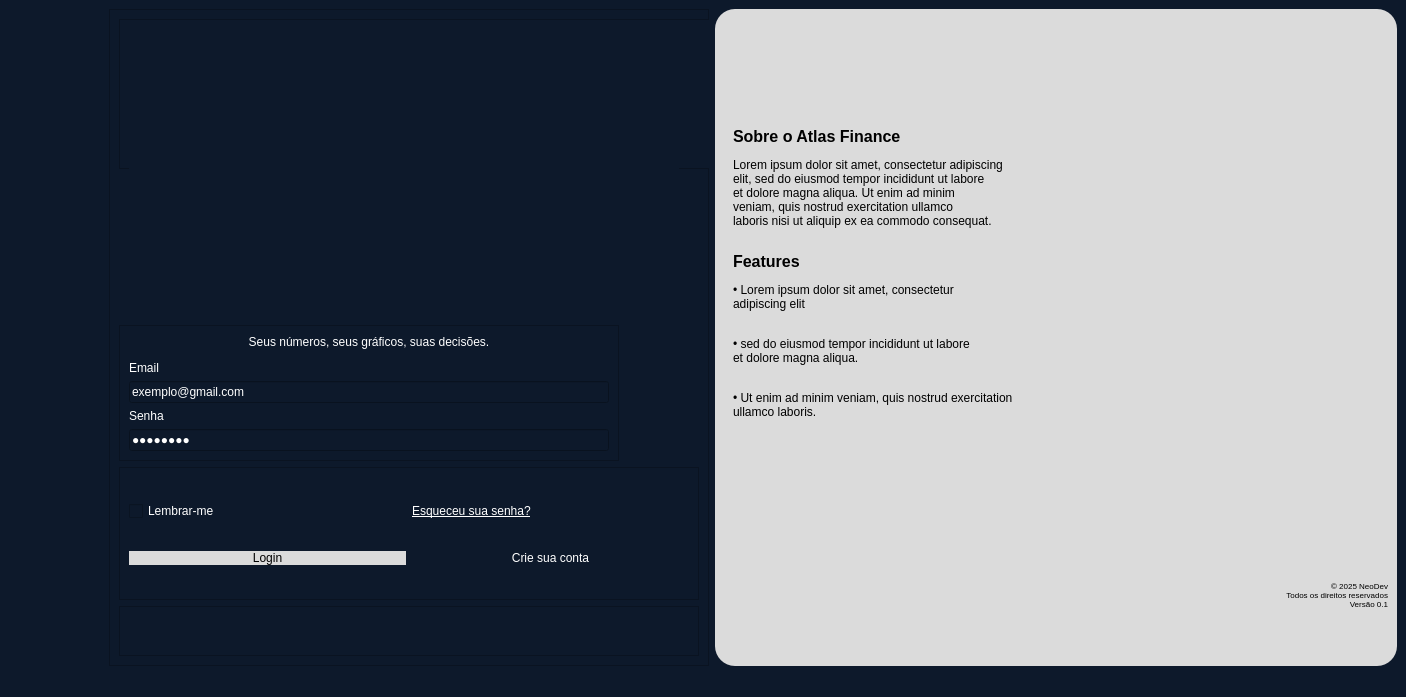
kawlu/Atlas-Finance, file ui/LoginWindow.ui: the form before one commit.
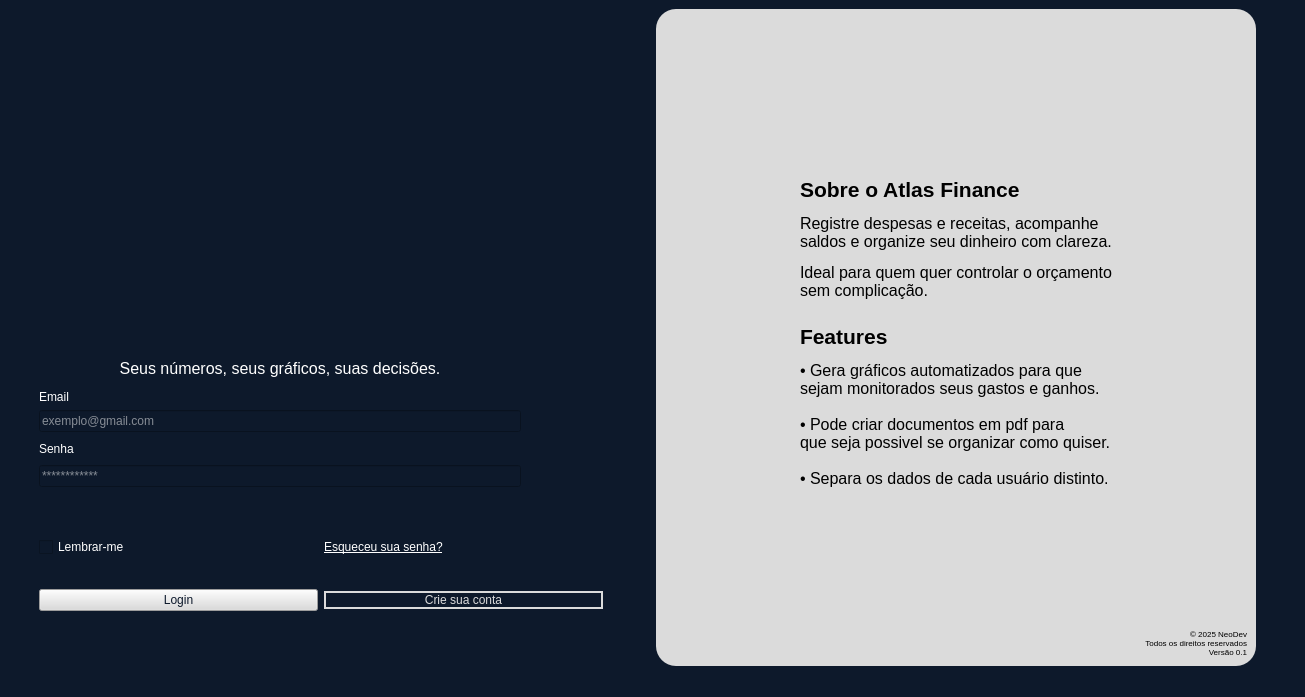
The form after the commit. Icons and pictures are not drawn.

Commit message: Adicionando mudanças no design

```diff
--- a/ui/LoginWindow.ui
+++ b/ui/LoginWindow.ui
@@ -6,7 +6,7 @@
    <rect>
     <x>0</x>
     <y>0</y>
-    <width>1406</width>
+    <width>1305</width>
     <height>697</height>
    </rect>
   </property>
@@ -19,80 +19,64 @@
   <widget class="QWidget" name="centralwidget">
    <layout class="QHBoxLayout" name="horizontalLayout">
     <item>
-     <spacer name="horizontalSpacer">
-      <property name="orientation">
-       <enum>Qt::Horizontal</enum>
+     <widget class="QFrame" name="frame_mainlogin">
+      <property name="sizePolicy">
+       <sizepolicy hsizetype="Minimum" vsizetype="Preferred">
+        <horstretch>0</horstretch>
+        <verstretch>0</verstretch>
+       </sizepolicy>
       </property>
-      <property name="sizeType">
-       <enum>QSizePolicy::Maximum</enum>
-      </property>
-      <property name="sizeHint" stdset="0">
-       <size>
-        <width>100</width>
-        <height>20</height>
-       </size>
-      </property>
-     </spacer>
-    </item>
-    <item>
-     <widget class="QFrame" name="frame">
-      <property name="minimumSize">
-       <size>
-        <width>600</width>
-        <height>0</height>
-       </size>
-      </property>
-      <property name="maximumSize">
-       <size>
-        <width>600</width>
-        <height>16777215</height>
-       </size>
-      </property>
-      <property name="styleSheet">
-       <string notr="true">color: rgb(255, 255, 255);</string>
-      </property>
       <property name="frameShape">
-       <enum>QFrame::StyledPanel</enum>
-      </property>
-      <property name="frameShadow">
-       <enum>QFrame::Raised</enum>
-      </property>
-      <layout class="QVBoxLayout" name="verticalLayout">
-       <item>
-        <widget class="QFrame" name="frame_4">
-         <property name="minimumSize">
-          <size>
-           <width>600</width>
-           <height>150</height>
-          </size>
-         </property>
-         <property name="maximumSize">
-          <size>
-           <width>600</width>
-           <height>150</height>
-          </size>
-         </property>
-         <property name="frameShape">
-          <enum>QFrame::StyledPanel</enum>
+       <enum>QFrame::NoFrame</enum>
          </property>
          <property name="frameShadow">
           <enum>QFrame::Raised</enum>
          </property>
          <layout class="QVBoxLayout" name="verticalLayout_7">
-          <item>
+       <item alignment="Qt::AlignTop">
+        <widget class="QFrame" name="frame_titulo">
+         <property name="minimumSize">
+          <size>
+           <width>200</width>
+           <height>0</height>
+          </size>
+         </property>
+         <property name="maximumSize">
+          <size>
+           <width>200</width>
+           <height>16777215</height>
+          </size>
+         </property>
+         <property name="frameShape">
+          <enum>QFrame::NoFrame</enum>
+         </property>
+         <property name="frameShadow">
+          <enum>QFrame::Raised</enum>
+         </property>
+         <layout class="QVBoxLayout" name="verticalLayout_6">
+          <item alignment="Qt::AlignLeft">
            <widget class="QLabel" name="label_2">
+            <property name="sizePolicy">
+             <sizepolicy hsizetype="Preferred" vsizetype="Maximum">
+              <horstretch>0</horstretch>
+              <verstretch>0</verstretch>
+             </sizepolicy>
+            </property>
             <property name="minimumSize">
              <size>
-              <width>550</width>
-              <height>150</height>
+              <width>170</width>
+              <height>50</height>
              </size>
             </property>
             <property name="maximumSize">
              <size>
-              <width>550</width>
-              <height>150</height>
+              <width>170</width>
+              <height>50</height>
              </size>
             </property>
+            <property name="frameShape">
+             <enum>QFrame::NoFrame</enum>
+            </property>
             <property name="text">
              <string>&lt;html&gt;&lt;head/&gt;&lt;body&gt;&lt;p&gt;&lt;img src=&quot;:/icons/Logo_Atlasmini.png&quot;/&gt;&lt;/p&gt;&lt;/body&gt;&lt;/html&gt;</string>
             </property>
@@ -104,38 +88,33 @@
             </property>
            </widget>
           </item>
-          <item>
-           <spacer name="verticalSpacer">
-            <property name="orientation">
-             <enum>Qt::Vertical</enum>
-            </property>
-            <property name="sizeHint" stdset="0">
-             <size>
-              <width>20</width>
-              <height>40</height>
-             </size>
-            </property>
-           </spacer>
-          </item>
          </layout>
         </widget>
        </item>
-       <item>
-        <spacer name="verticalSpacer_4">
-         <property name="orientation">
-          <enum>Qt::Vertical</enum>
+       <item alignment="Qt::AlignRight">
+        <widget class="QFrame" name="frame_login">
+         <property name="minimumSize">
+          <size>
+           <width>600</width>
+           <height>0</height>
+          </size>
          </property>
-         <property name="sizeType">
-          <enum>QSizePolicy::Minimum</enum>
-         </property>
-         <property name="sizeHint" stdset="0">
+         <property name="maximumSize">
           <size>
-           <width>20</width>
-           <height>150</height>
+           <width>600</width>
+           <height>16777215</height>
           </size>
          </property>
-        </spacer>
-       </item>
+         <property name="styleSheet">
+          <string notr="true">color: rgb(255, 255, 255);</string>
+         </property>
+         <property name="frameShape">
+          <enum>QFrame::NoFrame</enum>
+         </property>
+         <property name="frameShadow">
+          <enum>QFrame::Raised</enum>
+         </property>
+         <layout class="QVBoxLayout" name="verticalLayout">
        <item>
         <widget class="QFrame" name="frame_5">
          <property name="maximumSize">
@@ -157,7 +136,7 @@
           </size>
          </property>
          <property name="frameShape">
-          <enum>QFrame::StyledPanel</enum>
+             <enum>QFrame::NoFrame</enum>
          </property>
          <property name="frameShadow">
           <enum>QFrame::Raised</enum>
@@ -165,20 +144,29 @@
          <layout class="QVBoxLayout" name="verticalLayout_2">
           <item>
            <widget class="QLabel" name="label_4">
+               <property name="frameShape">
+                <enum>QFrame::NoFrame</enum>
+               </property>
             <property name="text">
-             <string>&lt;html&gt;&lt;head/&gt;&lt;body&gt;&lt;p align=&quot;center&quot;&gt;Seus números, seus gráficos, suas decisões.&lt;/p&gt;&lt;p&gt;Email&lt;/p&gt;&lt;/body&gt;&lt;/html&gt;</string>
+                <string>&lt;html&gt;&lt;head/&gt;&lt;body&gt;&lt;p align=&quot;center&quot;&gt;&lt;span style=&quot; font-size:12pt;&quot;&gt;Seus números, seus gráficos, suas decisões.&lt;/span&gt;&lt;/p&gt;&lt;p&gt;Email&lt;/p&gt;&lt;/body&gt;&lt;/html&gt;</string>
             </property>
            </widget>
           </item>
           <item>
            <widget class="QLineEdit" name="lineEdit">
             <property name="text">
+                <string/>
+               </property>
+               <property name="placeholderText">
              <string>exemplo@gmail.com</string>
             </property>
            </widget>
           </item>
           <item>
            <widget class="QLabel" name="label_5">
+               <property name="frameShape">
+                <enum>QFrame::NoFrame</enum>
+               </property>
             <property name="text">
              <string>Senha</string>
             </property>
@@ -187,11 +175,14 @@
           <item>
            <widget class="QLineEdit" name="lineEdit_2">
             <property name="text">
-             <string>********</string>
+                <string/>
             </property>
             <property name="echoMode">
              <enum>QLineEdit::Password</enum>
             </property>
+               <property name="placeholderText">
+                <string>************</string>
+               </property>
            </widget>
           </item>
          </layout>
@@ -206,7 +197,7 @@
           </size>
          </property>
          <property name="frameShape">
-          <enum>QFrame::StyledPanel</enum>
+             <enum>QFrame::NoFrame</enum>
          </property>
          <property name="frameShadow">
           <enum>QFrame::Raised</enum>
@@ -229,6 +220,9 @@
             <property name="cursor">
              <cursorShape>PointingHandCursor</cursorShape>
             </property>
+               <property name="frameShape">
+                <enum>QFrame::NoFrame</enum>
+               </property>
             <property name="text">
              <string>Esqueceu sua senha?</string>
             </property>
@@ -240,10 +234,8 @@
              <cursorShape>PointingHandCursor</cursorShape>
             </property>
             <property name="styleSheet">
-             <string notr="true">color: rgb(0, 0, 0);
-background-color: rgb(219, 219, 219);
-border: 1px;
-border-radius: 40px;</string>
+                <string notr="true">background-color: #DBDBDB;
+color: #0D192B;</string>
             </property>
             <property name="text">
              <string>Login</string>
@@ -256,8 +248,9 @@
              <cursorShape>PointingHandCursor</cursorShape>
             </property>
             <property name="styleSheet">
-             <string notr="true">border: 1px;
-border-radius: 20px;</string>
+                <string notr="true">background-color: #0D192B;
+color: rgb(219, 219, 219);
+border: 2px solid #DBDBDB;</string>
             </property>
             <property name="text">
              <string>Crie sua conta</string>
@@ -267,40 +260,71 @@
          </layout>
         </widget>
        </item>
+         </layout>
+        </widget>
+       </item>
+      </layout>
+     </widget>
+    </item>
        <item>
-        <widget class="QFrame" name="frame_7">
+     <spacer name="horizontalSpacer_2">
+      <property name="orientation">
+       <enum>Qt::Horizontal</enum>
+      </property>
+      <property name="sizeType">
+       <enum>QSizePolicy::Minimum</enum>
+      </property>
+      <property name="sizeHint" stdset="0">
+       <size>
+        <width>0</width>
+        <height>0</height>
+       </size>
+      </property>
+     </spacer>
+    </item>
+    <item alignment="Qt::AlignRight">
+     <widget class="QFrame" name="frame_texto">
+      <property name="minimumSize">
+       <size>
+        <width>600</width>
+        <height>650</height>
+       </size>
+      </property>
          <property name="maximumSize">
           <size>
-           <width>16777215</width>
-           <height>50</height>
-          </size>
-         </property>
-         <property name="frameShape">
-          <enum>QFrame::StyledPanel</enum>
-         </property>
-         <property name="frameShadow">
-          <enum>QFrame::Raised</enum>
-         </property>
-        </widget>
-       </item>
-      </layout>
-     </widget>
-    </item>
-    <item>
-     <widget class="QFrame" name="frame_2">
+        <width>800</width>
+        <height>16777215</height>
+       </size>
+      </property>
       <property name="styleSheet">
        <string notr="true">background-color: rgb(219, 219, 219);
 border: 1px;
 border-radius: 20px;</string>
       </property>
       <property name="frameShape">
-       <enum>QFrame::StyledPanel</enum>
+       <enum>QFrame::NoFrame</enum>
       </property>
       <property name="frameShadow">
        <enum>QFrame::Raised</enum>
       </property>
       <layout class="QVBoxLayout" name="verticalLayout_3">
        <item>
+        <spacer name="verticalSpacer_3">
+         <property name="orientation">
+          <enum>Qt::Vertical</enum>
+         </property>
+         <property name="sizeType">
+          <enum>QSizePolicy::Minimum</enum>
+         </property>
+         <property name="sizeHint" stdset="0">
+          <size>
+           <width>0</width>
+           <height>150</height>
+          </size>
+         </property>
+        </spacer>
+       </item>
+       <item alignment="Qt::AlignHCenter">
         <widget class="QFrame" name="frame_8">
          <property name="maximumSize">
           <size>
@@ -314,42 +338,32 @@
           </font>
          </property>
          <property name="frameShape">
-          <enum>QFrame::StyledPanel</enum>
+          <enum>QFrame::NoFrame</enum>
          </property>
          <property name="frameShadow">
           <enum>QFrame::Raised</enum>
          </property>
          <layout class="QVBoxLayout" name="verticalLayout_5">
-          <item>
-           <spacer name="verticalSpacer_3">
-            <property name="orientation">
-             <enum>Qt::Vertical</enum>
-            </property>
-            <property name="sizeType">
-             <enum>QSizePolicy::Minimum</enum>
-            </property>
-            <property name="sizeHint" stdset="0">
-             <size>
-              <width>0</width>
-              <height>100</height>
-             </size>
-            </property>
-           </spacer>
-          </item>
           <item>
            <widget class="QLabel" name="label_7">
+            <property name="minimumSize">
+             <size>
+              <width>300</width>
+              <height>0</height>
+             </size>
+            </property>
             <property name="styleSheet">
              <string notr="true">background-color: rgb(219, 219, 219);</string>
             </property>
             <property name="text">
-             <string>&lt;html&gt;&lt;head/&gt;&lt;body&gt;&lt;p&gt;&lt;span style=&quot; font-size:12pt; font-weight:600;&quot;&gt;Sobre o Atlas Finance&lt;/span&gt;&lt;/p&gt;&lt;p&gt;&lt;span style=&quot; font-size:9pt;&quot;&gt;Lorem ipsum dolor sit amet, consectetur adipiscing &lt;br/&gt;elit, sed do eiusmod tempor incididunt ut labore&lt;br/&gt;et dolore magna aliqua. Ut enim ad minim &lt;br/&gt;veniam, quis nostrud exercitation ullamco &lt;br/&gt;laboris nisi ut aliquip ex ea commodo consequat.&lt;/span&gt;&lt;/p&gt;&lt;/body&gt;&lt;/html&gt;</string>
+             <string>&lt;html&gt;&lt;head/&gt;&lt;body&gt;&lt;p&gt;&lt;span style=&quot; font-size:16pt; font-weight:600;&quot;&gt;Sobre o Atlas Finance&lt;/span&gt;&lt;/p&gt;&lt;p&gt;&lt;span style=&quot; font-size:12pt;&quot;&gt;Registre despesas e receitas, acompanhe &lt;br/&gt;saldos e organize seu dinheiro com clareza.&lt;/span&gt;&lt;/p&gt;&lt;p&gt;&lt;span style=&quot; font-size:12pt;&quot;&gt;Ideal para quem quer controlar o orçamento &lt;br/&gt;sem complicação.&lt;/span&gt;&lt;/p&gt;&lt;/body&gt;&lt;/html&gt;</string>
             </property>
            </widget>
           </item>
          </layout>
         </widget>
        </item>
-       <item>
+       <item alignment="Qt::AlignHCenter">
         <widget class="QFrame" name="frame_9">
          <property name="maximumSize">
           <size>
@@ -361,7 +375,7 @@
           <string notr="true">background-color: rgb(219, 219, 219);</string>
          </property>
          <property name="frameShape">
-          <enum>QFrame::StyledPanel</enum>
+          <enum>QFrame::NoFrame</enum>
          </property>
          <property name="frameShadow">
           <enum>QFrame::Raised</enum>
@@ -375,8 +389,11 @@
               <height>250</height>
              </size>
             </property>
+            <property name="styleSheet">
+             <string notr="true">text-color: rgb(0, 0, 0)</string>
+            </property>
             <property name="text">
-             <string>&lt;html&gt;&lt;head/&gt;&lt;body&gt;&lt;p&gt;&lt;span style=&quot; font-size:12pt; font-weight:600;&quot;&gt;Features&lt;/span&gt;&lt;/p&gt;&lt;p align=&quot;justify&quot;&gt;• Lorem ipsum dolor sit amet, consectetur &lt;br/&gt;adipiscing elit&lt;/p&gt;&lt;p align=&quot;justify&quot;&gt;&lt;br/&gt;• sed do eiusmod tempor incididunt ut labore &lt;br/&gt;et dolore magna aliqua.&lt;/p&gt;&lt;p align=&quot;justify&quot;&gt;&lt;br/&gt;• Ut enim ad minim veniam, quis nostrud exercitation &lt;br/&gt;ullamco laboris.&lt;/p&gt;&lt;/body&gt;&lt;/html&gt;</string>
+             <string>&lt;html&gt;&lt;head/&gt;&lt;body&gt;&lt;p&gt;&lt;span style=&quot; font-size:16pt; font-weight:600;&quot;&gt;Features&lt;/span&gt;&lt;/p&gt;&lt;p&gt;&lt;span style=&quot; font-size:12pt;&quot;&gt;• Gera gráficos automatizados para que &lt;br/&gt;sejam monitorados seus gastos e ganhos.&lt;br/&gt;&lt;br/&gt;• Pode criar documentos em pdf para &lt;br/&gt;que seja possivel se organizar como quiser.&lt;br/&gt;&lt;br/&gt;• Separa os dados de cada usuário distinto.&lt;/span&gt;&lt;/p&gt;&lt;/body&gt;&lt;/html&gt;</string>
             </property>
            </widget>
           </item>
@@ -394,13 +411,25 @@
          <property name="sizeHint" stdset="0">
           <size>
            <width>20</width>
-           <height>100</height>
+           <height>70</height>
           </size>
          </property>
         </spacer>
        </item>
-       <item>
+       <item alignment="Qt::AlignRight|Qt::AlignBottom">
         <widget class="QLabel" name="label">
+         <property name="minimumSize">
+          <size>
+           <width>50</width>
+           <height>0</height>
+          </size>
+         </property>
+         <property name="maximumSize">
+          <size>
+           <width>130</width>
+           <height>16777215</height>
+          </size>
+         </property>
          <property name="text">
           <string>&lt;html&gt;&lt;head/&gt;&lt;body&gt;&lt;p align=&quot;right&quot;&gt;&lt;span style=&quot; font-size:6pt;&quot;&gt;© 2025 NeoDev&lt;br/&gt;Todos os direitos reservados&lt;br/&gt;Versão 0.1&lt;/span&gt;&lt;/p&gt;&lt;/body&gt;&lt;/html&gt;</string>
          </property>
@@ -409,6 +438,22 @@
       </layout>
      </widget>
     </item>
+    <item>
+     <spacer name="horizontalSpacer">
+      <property name="orientation">
+       <enum>Qt::Horizontal</enum>
+      </property>
+      <property name="sizeType">
+       <enum>QSizePolicy::Minimum</enum>
+      </property>
+      <property name="sizeHint" stdset="0">
+       <size>
+        <width>40</width>
+        <height>0</height>
+       </size>
+      </property>
+     </spacer>
+    </item>
    </layout>
   </widget>
   <widget class="QStatusBar" name="statusbar"/>
```
Left out of the diff: 7 changed lines with no effect on the pictures. Lines whose indentation alone changed are shown as unchanged. The commit also changes 1 other file.
